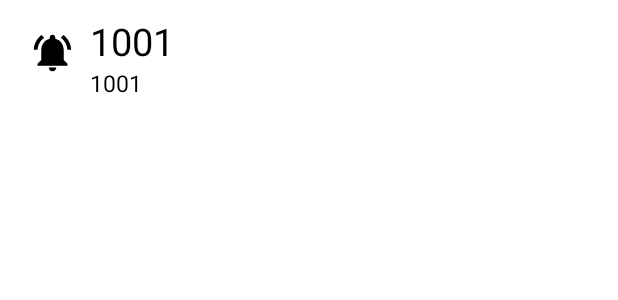
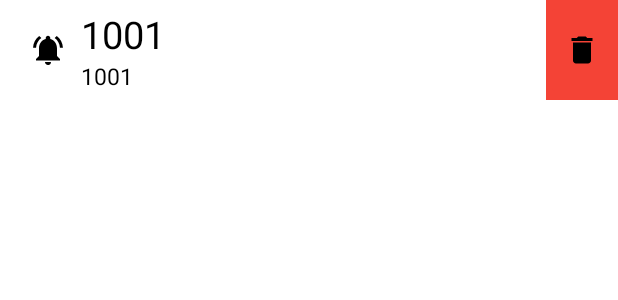
Before and after one commit to Lamlance/HCMUS_CSC13009_20KTPM2_Group02_ScheduleProject, an Android app: the layout reminder_recycler_item.xml on its own in the app's theme, with its tools: preview values and no code run, on a phone screen of 412 x 824 dp. Shown: the top 300 px of the screen. Run offline under Robolectric (Android 15) with nearby library versions, the phone set to English and light mode, and no system bars.

Commit message:
Change reminder item style

```diff
--- a/app/src/main/res/layout/reminder_recycler_item.xml
+++ b/app/src/main/res/layout/reminder_recycler_item.xml
@@ -1,41 +1,82 @@
 <?xml version="1.0" encoding="utf-8"?>
 <LinearLayout xmlns:android="http://schemas.android.com/apk/res/android"
+    xmlns:app="http://schemas.android.com/apk/res-auto"
+    xmlns:tools="http://schemas.android.com/tools"
     style="@style/SCREEN"
-    android:orientation="horizontal"
-    xmlns:tools="http://schemas.android.com/tools"
     android:layout_width="match_parent"
-    android:layout_height="wrap_content">
-  <LinearLayout
-      android:layout_margin="10dp"
+    android:layout_height="wrap_content"
+    android:orientation="horizontal">
+
+  <androidx.constraintlayout.widget.ConstraintLayout
       android:layout_width="match_parent"
       android:layout_height="wrap_content"
       android:orientation="horizontal">
+
     <ImageView
+        android:paddingHorizontal="10dp"
+        android:id="@+id/imageReminderIcon"
         style="@style/IMAGE_BUTTON"
-        android:layout_margin="10dp"
+        android:layout_width="wrap_content"
+        android:layout_height="0dp"
+        android:layout_marginStart="10dp"
         android:src="@drawable/baseline_notifications_active_24"
-        android:layout_width="30dp"
-        android:layout_height="30dp" />
+        app:layout_constraintBottom_toBottomOf="parent"
+        app:layout_constraintLeft_toLeftOf="parent"
+        app:layout_constraintTop_toTopOf="parent" />
+
     <LinearLayout
+        android:layout_width="0dp"
+        android:layout_height="wrap_content"
         android:orientation="vertical"
-        android:layout_width="match_parent"
-        android:layout_height="wrap_content">
+        android:paddingVertical="5dp"
+        app:layout_constraintBottom_toBottomOf="parent"
+        app:layout_constraintLeft_toRightOf="@+id/imageReminderIcon"
+        app:layout_constraintRight_toLeftOf="@+id/layoutReminderMenu"
+
+        app:layout_constraintTop_toTopOf="parent">
+
       <TextView
+          android:id="@+id/txtRecyclerRemindersId"
           style="@style/TEXT"
+          android:layout_width="wrap_content"
+          android:layout_height="wrap_content"
           android:textSize="25sp"
-          tools:text="1001"
-          android:id="@+id/txtRecyclerRemindersId"
-          android:layout_width="match_parent"
-          android:layout_height="wrap_content" />
+          app:layout_constraintLeft_toLeftOf="parent"
+          app:layout_constraintTop_toTopOf="parent"
+          tools:text="1001" />
+
       <TextView
-        style="@style/TEXT"
           android:id="@+id/txtRecyclerRemindersTime"
+          style="@style/TEXT"
+          android:layout_width="wrap_content"
+          android:layout_height="wrap_content"
           android:textSize="15sp"
-          tools:text="1001"
-          android:layout_width="match_parent"
-          android:layout_height="wrap_content" />
+          app:layout_constraintBottom_toBottomOf="parent"
+          app:layout_constraintLeft_toLeftOf="parent"
+          app:layout_constraintTop_toBottomOf="@+id/txtRecyclerRemindersId"
+
+          tools:text="1001" />
     </LinearLayout>
 
-  </LinearLayout>
+    <androidx.constraintlayout.widget.ConstraintLayout
+        android:id="@+id/layoutReminderMenu"
+        android:layout_width="wrap_content"
+        android:layout_height="0dp"
+        android:background="@color/red_500"
+        app:layout_constraintBottom_toBottomOf="parent"
+        app:layout_constraintRight_toRightOf="parent"
+        app:layout_constraintTop_toTopOf="parent">
+
+      <ImageButton
+          android:layout_width="wrap_content"
+          android:layout_height="0dp"
+          android:backgroundTint="@color/red_500"
+          android:src="@drawable/baseline_delete_24"
+          app:layout_constraintBottom_toBottomOf="parent"
+          app:layout_constraintRight_toRightOf="parent"
+          app:layout_constraintTop_toTopOf="parent" />
+    </androidx.constraintlayout.widget.ConstraintLayout>
+
+  </androidx.constraintlayout.widget.ConstraintLayout>
 
 </LinearLayout>
--- a/app/src/main/res/values/colors.xml
+++ b/app/src/main/res/values/colors.xml
@@ -12,4 +12,6 @@
   <color name="short_break_color">#4CAF50</color>
   <color name="long_break_color">#2196F3</color>
   <color name="red_700">#B03602</color>
+  <color name="red_500">#F44336</color>
+
 </resources>
```
Also changed, not shown: app/src/main/java/com/honaglam/scheduleproject/CalendarFragment.java (+4 -21 lines), app/src/main/java/com/honaglam/scheduleproject/Reminder/ReminderRecyclerAdapter.java (+12 -1 lines), app/src/main/java/com/honaglam/scheduleproject/Reminder/ReminderViewHolder.java (+10 -1 lines), app/src/main/res/anim/reminder_item_slide_l2r.xml (added, +8 -0 lines), app/src/main/res/anim/reminder_item_slide_r2l.xml (added, +8 -0 lines).
